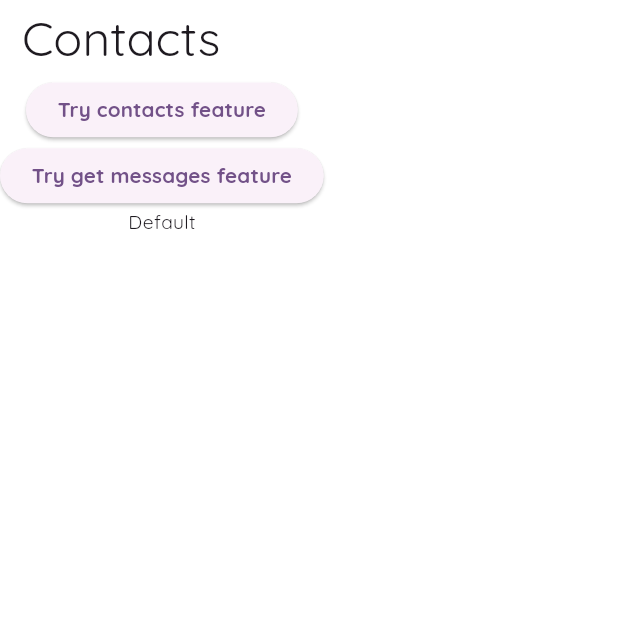
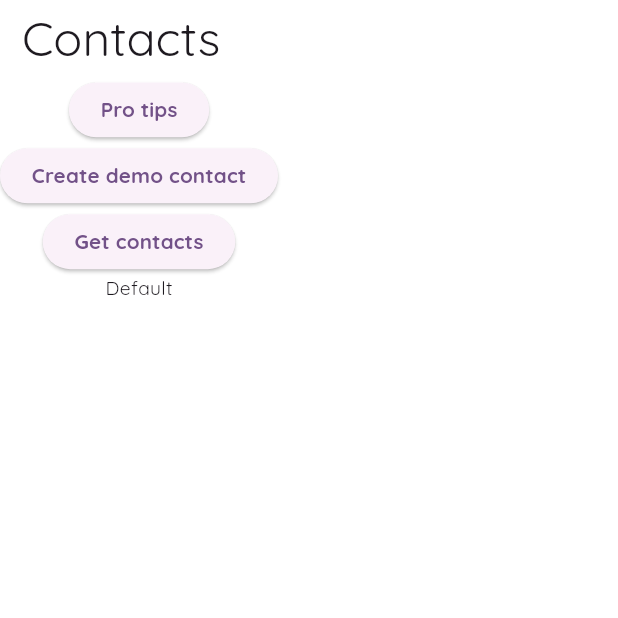
Before and after one commit to belakovacs958/secure_software_synopsis, a Flutter app: the ContactsPage screen opened by its route, on a phone screen of 412 x 824 dp, the top half of it. Run offline on Flutter 3.47's test engine with Material 2 defaults, Android fonts, the phone set to English and light mode, and no system bars; our stand-ins replace bloc, cloud_firestore, dartz, equatable, firebase_auth, firebase_core and 11 more; missing offline and left inert: encrypt; accounts and stored records are empty; network calls fail.

Commit message:
pro tips page

```diff
--- a/lib/features/global_widgets/contacts_page.dart
+++ b/lib/features/global_widgets/contacts_page.dart
@@ -25,14 +25,21 @@ class _ContactsPageState extends State<ContactsPage> {
     var colorScheme = Theme.of(context).colorScheme;
     return Scaffold(
       appBar: AppBar(title: Text('Contacts')),
+
       body: Column(
         children: [
+
+          ElevatedButton(
+              onPressed: () {
+              context.pushNamed(PRO_TIPS_PAGE);
+              },
+              child: Text('Pro tips')),
           ElevatedButton(
               onPressed: () {
                 BlocProvider.of<MessageBloc>(context).add(
                   CreateMessageEvent(
                     messageEntity: MessageEntity(
-                      message: 'en',
+                      message: 'Hi there demo contact',
                       sender: getFirebaseUserUid(),
                       receiver: 'slvSr6wAF9Rix6YVsdbDLXiSwdj2',
                       timeStamp: Timestamp.now(),
@@ -44,7 +51,7 @@ class _ContactsPageState extends State<ContactsPage> {
                       .add(GetAllMessagesEvent());
                 });
               },
-              child: Text('Try contacts feature')),
+              child: Text('Create demo contact')),
           ElevatedButton(
               onPressed: () {
                 BlocProvider.of<MessageBloc>(context).add(
@@ -55,7 +62,7 @@ class _ContactsPageState extends State<ContactsPage> {
                       .add(GetAllMessagesEvent());
                 });
               },
-              child: Text('Try get messages feature')),
+              child: Text('Get contacts')),
           Container(
             height: 500,
             child: BlocBuilder<MessageBloc, MessageState>(
--- a/lib/main.dart
+++ b/lib/main.dart
@@ -10,6 +10,7 @@ import 'package:google_fonts/google_fonts.dart';
 
 import 'package:responsive_framework/responsive_wrapper.dart';
 import 'package:responsive_framework/utils/scroll_behavior.dart';
+import 'package:secure_software_synopsis/features/global_widgets/pro_tips_page.dart';
 import 'package:secure_software_synopsis/features/message_feature/presentation/pages/key_input_page.dart';
 
 import 'features/account_feature/presentation/bloc/vendor_account_bloc.dart';
@@ -167,6 +168,13 @@ final GoRouter _router = GoRouter(
         return const LoginPage();
       },
     ),
+    GoRoute(
+      name: PRO_TIPS_PAGE,
+      path: PRO_TIPS_PAGE,
+      builder: (context, state) {
+        return const ProTipsPage();
+      },
+    ),
   ],
 //errorBuilder: (context, state) => const ErrorScreen(),
 );
--- a/lib/utils/route_names.dart
+++ b/lib/utils/route_names.dart
@@ -2,3 +2,4 @@ const String  CHAT = '/chat'; // done
 const String  CONTACTS_PAGE = '/contacts';
 const String  LOGIN_PAGE = '/login';
 const String  KEY_INPUT_PAGE = '/keyInputPage';
+const String  PRO_TIPS_PAGE = '/proTipsPage';
```
Also changed, not shown: lib/features/global_widgets/pro_tips_page.dart (added, +107 -0 lines).
